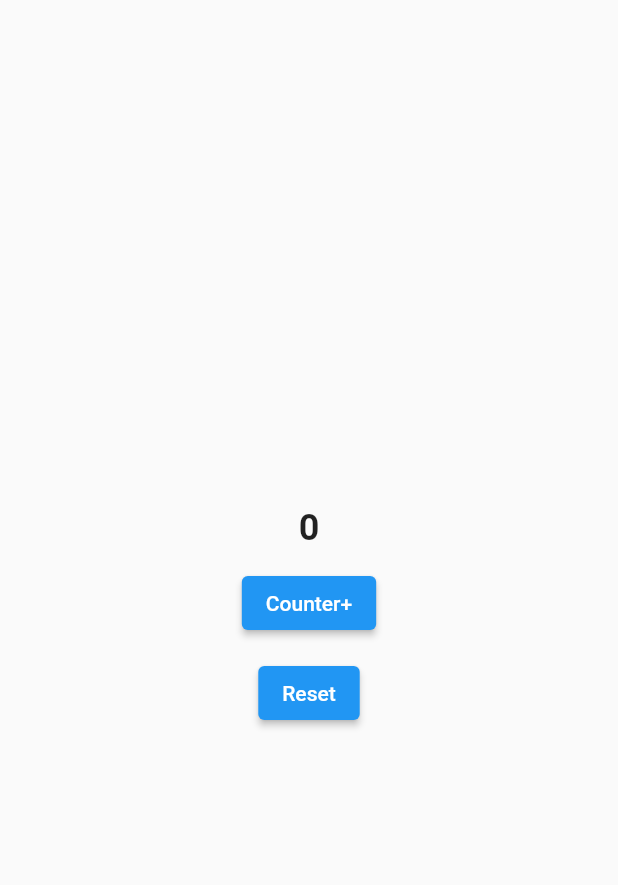
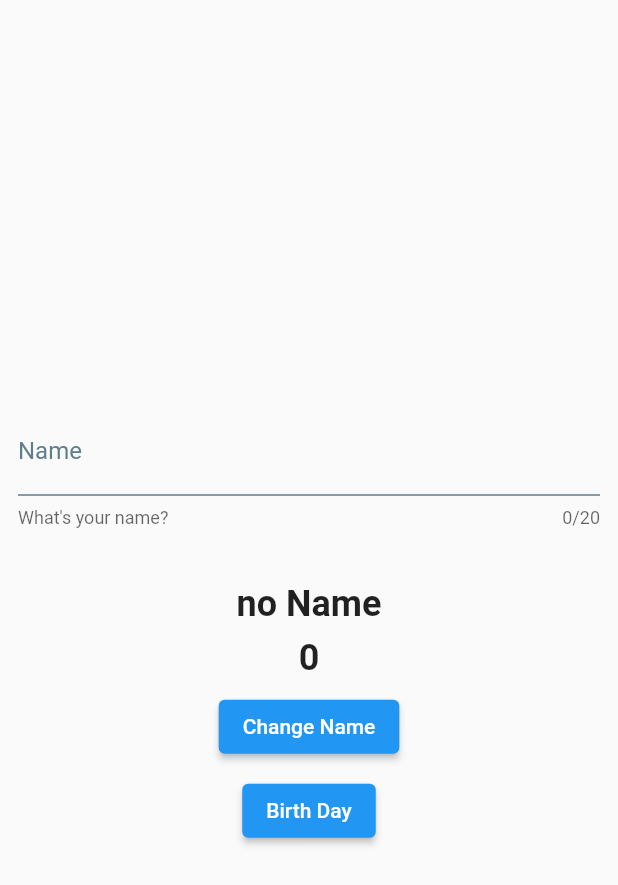
Before and after one commit to fahiem152/flutter_riverpord_example, a Flutter app: the screen it shows after launch, on a phone screen of 412 x 824 dp. Shown: the top 885 px of the screen. Run offline on Flutter 3.47's test engine with Material 2 defaults, Android fonts, the phone set to English and light mode, and no system bars; our stand-ins replace flutter_riverpod, freezed_annotation.

Commit message:
feat: State Notifier Provider

```diff
--- /dev/null
+++ b/config.json
@@ -0,0 +1,8 @@
+{
+    "modules": [],
+    "module_directory_name": "module",
+    "experimental_mode": false,
+    "learning_mode": false,
+    "unfreezed": true,
+    "use_cubit": false
+}
--- a/lib/main.dart
+++ b/lib/main.dart
@@ -1,9 +1,11 @@
 import 'package:flutter/material.dart';
 import 'package:flutter_riverpod/flutter_riverpod.dart';
 import 'package:flutter_riverpod_example/provider_ref/main_provider_ref_page.dart';
+import 'package:flutter_riverpod_example/state_notifier_provider/main_state_notifier_provider.dart';
 import 'package:flutter_riverpod_example/state_provider/main_state_notifier.dart';
 
 void main() {
   // runApp(const ProviderScope(child: MainProviderRefPage()));
-  runApp(const ProviderScope(child: MainStateProviderPage()));
+  // runApp(const ProviderScope(child: MainStateProviderPage()));
+  runApp(const ProviderScope(child: MainStateNotifierProvider()));
 }
--- a/lib/provider_ref/second_page.dart
+++ b/lib/provider_ref/second_page.dart
@@ -2,11 +2,16 @@ import 'package:flutter/material.dart';
 import 'package:flutter_riverpod/flutter_riverpod.dart';
 import 'package:flutter_riverpod_example/provider_ref/provider.dart';
 
-class SecondPage extends ConsumerWidget {
+class SecondPage extends ConsumerStatefulWidget {
   const SecondPage({super.key});
 
   @override
-  Widget build(BuildContext context, WidgetRef ref) {
+  ConsumerState<SecondPage> createState() => _SecondPageState();
+}
+
+class _SecondPageState extends ConsumerState<SecondPage> {
+  @override
+  Widget build(BuildContext context) {
     return Scaffold(
       body: Center(
         child: Column(
--- /dev/null
+++ b/lib/state_notifier_provider/home_state_notifier_provider_page.dart
@@ -0,0 +1,87 @@
+import 'dart:developer';
+
+import 'package:flutter/material.dart';
+import 'package:flutter_riverpod/flutter_riverpod.dart';
+import 'package:flutter_riverpod_example/state_notifier_provider/person_provider.dart';
+
+class HomeStateNotifierProviderPage extends ConsumerWidget {
+  HomeStateNotifierProviderPage({super.key});
+
+  final TextEditingController controller = TextEditingController();
+
+  @override
+  Widget build(BuildContext context, WidgetRef ref) {
+    var person = ref.watch(personProvider);
+    var age = ref.watch(personProvider.select((value) => value.age));
+
+    ref.listen(personProvider, (previous, next) => log("state Person berubah"));
+    ref.listen(personProvider.select((value) => value.age),
+        (previous, next) => log(" Age Berubah"));
+    return Scaffold(
+      body: Center(
+        child: Column(
+          mainAxisAlignment: MainAxisAlignment.center,
+          children: [
+            Container(
+              padding: const EdgeInsets.all(12),
+              margin: const EdgeInsets.only(),
+              child: TextFormField(
+                maxLength: 20,
+                decoration: const InputDecoration(
+                  labelText: 'Name',
+                  labelStyle: TextStyle(
+                    color: Colors.blueGrey,
+                  ),
+                  enabledBorder: UnderlineInputBorder(
+                    borderSide: BorderSide(
+                      color: Colors.blueGrey,
+                    ),
+                  ),
+                  helperText: "What's your name?",
+                ),
+                controller: controller,
+              ),
+            ),
+            const SizedBox(
+              height: 24.0,
+            ),
+            Text(
+              person.name,
+              style: const TextStyle(
+                fontSize: 24.0,
+                fontWeight: FontWeight.bold,
+              ),
+            ),
+            const SizedBox(
+              height: 8.0,
+            ),
+            Text(
+              "$age",
+              // "${person.age}",
+              style: const TextStyle(
+                fontSize: 24.0,
+                fontWeight: FontWeight.bold,
+              ),
+            ),
+            const SizedBox(
+              height: 8.0,
+            ),
+            ElevatedButton(
+                onPressed: () {
+                  ref.read(personProvider.notifier).changeName(controller.text);
+                },
+                child: const Text("Change Name")),
+            const SizedBox(
+              height: 8.0,
+            ),
+            ElevatedButton(
+                onPressed: () {
+                  ref.read(personProvider.notifier).birthDay();
+                },
+                child: const Text("Birth Day"))
+          ],
+        ),
+      ),
+    );
+  }
+}
--- /dev/null
+++ b/lib/state_notifier_provider/main_state_notifier_provider.dart
@@ -0,0 +1,13 @@
+import 'package:flutter/material.dart';
+import 'package:flutter_riverpod_example/state_notifier_provider/home_state_notifier_provider_page.dart';
+
+class MainStateNotifierProvider extends StatelessWidget {
+  const MainStateNotifierProvider({super.key});
+
+  @override
+  Widget build(BuildContext context) {
+    return MaterialApp(
+      home: HomeStateNotifierProviderPage(),
+    );
+  }
+}
--- /dev/null
+++ b/lib/state_notifier_provider/person.dart
@@ -0,0 +1,14 @@
+import 'package:freezed_annotation/freezed_annotation.dart';
+
+part 'person.freezed.dart';
+part 'person.g.dart';
+
+@freezed
+class Person with _$Person {
+  const factory Person({
+    required String name,
+    required int age,
+  }) = _Person;
+
+  factory Person.fromJson(Map<String, dynamic> json) => _$PersonFromJson(json);
+}
--- /dev/null
+++ b/lib/state_notifier_provider/person_provider.dart
@@ -0,0 +1,13 @@
+import 'package:flutter_riverpod/flutter_riverpod.dart';
+import 'package:flutter_riverpod_example/state_notifier_provider/person.dart';
+
+class PersonNotifier extends StateNotifier<Person> {
+  PersonNotifier() : super(const Person(name: "no Name", age: 0));
+
+  void changeName(String name) => state = state.copyWith(name: name);
+  void birthDay() => state = state.copyWith(age: state.age + 1);
+}
+
+final personProvider = StateNotifierProvider<PersonNotifier, Person>(
+  (ref) => PersonNotifier(),
+);
```
Also changed, not shown: lib/state_notifier_provider/person.freezed.dart (added), lib/state_notifier_provider/person.g.dart (added).
